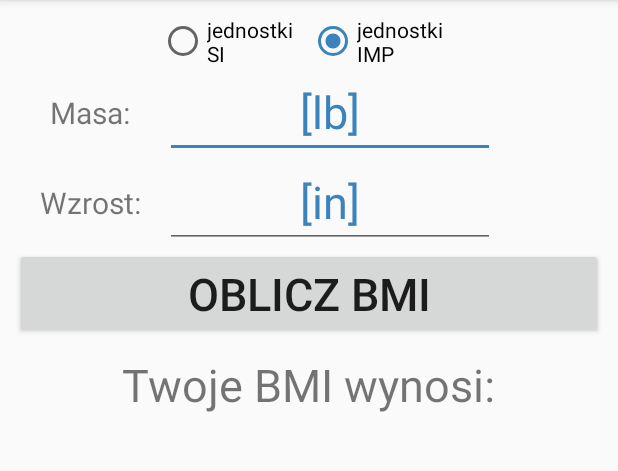
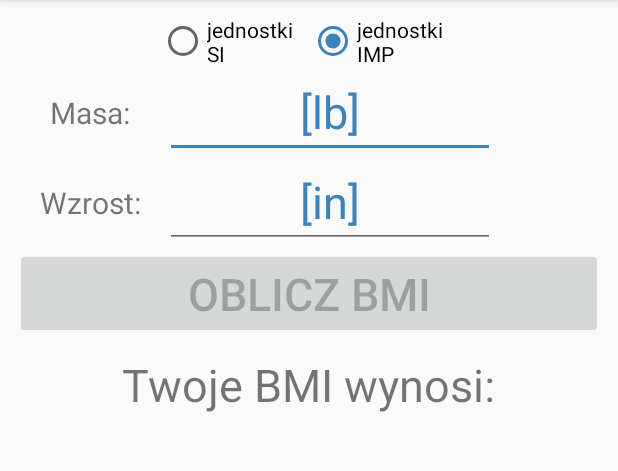
Before and after one commit to gchilczuk/Studies, an Android app: the screen it shows after launch (MainActivity), in the options menu, after a tap on "Udostępnij", on a phone screen of 412 x 824 dp, the part 84-555 px from its top. Run offline under Robolectric (Android 15) with nearby library versions, the phone set to English and light mode, and no system bars; our stand-ins replace ButterKnife.

Commit message:
So close

```diff
--- a/Semestr_4/Systemy_Wbudowane_i_Mobilne/BMI_app/app/src/main/java/pl/edu/pwr/swim/chilczuk/bmi_app/MainActivity.java
+++ b/Semestr_4/Systemy_Wbudowane_i_Mobilne/BMI_app/app/src/main/java/pl/edu/pwr/swim/chilczuk/bmi_app/MainActivity.java
@@ -42,7 +42,7 @@ public class MainActivity extends AppCompatActivity {
     private String currentUnit;
     private Context context;
     private UnitChanger unitChanger = new UnitChanger();
-    private int tostVounter =0;
+//    private int tostVounter =0;
 
     @Override
     protected void onCreate(Bundle savedInstanceState) {
@@ -57,6 +57,8 @@ public class MainActivity extends AppCompatActivity {
             onRestore();
         } else {
             SImode();
+            radioButtonSI.setChecked(true);
+            submitBtn.setEnabled(false);
         }
     }
 
@@ -119,11 +121,13 @@ public class MainActivity extends AppCompatActivity {
         int id = item.getItemId();
 
         if (id == R.id.SHARE) {
-            String message = getString(R.string.share_text) + currentBMI;
-            Intent share = new Intent(Intent.ACTION_SEND);
-            share.setType("text/plain");
-            share.putExtra(Intent.EXTRA_TEXT, message);
-            startActivity(Intent.createChooser(share, "Share"));
+            if (getBMI() != 0f) {
+                String message = getString(R.string.share_text) + currentBMI;
+                Intent share = new Intent(Intent.ACTION_SEND);
+                share.setType("text/plain");
+                share.putExtra(Intent.EXTRA_TEXT, message);
+                startActivity(Intent.createChooser(share, "Share"));
+            }
         } else if (id == R.id.AUTH) {
             Intent intent = new Intent(this, AuthorActivity.class);
             startActivity(intent);
@@ -131,6 +135,7 @@ public class MainActivity extends AppCompatActivity {
             onSave();
         } else if (id == R.id.RESTORE) {
             onRestore();
+            resultTV.setText("");
             /*toaster("teraz pobiorę tekst");
             massET.getText();
             massET.setHint("");*/
@@ -191,6 +196,7 @@ public class MainActivity extends AppCompatActivity {
         unitChanger = new UnitChanger(a, b, c, d);
 
         setCurrentUnit(sharedPrefs.getString("unit", "None"));
+        chooseCalc();
         if (!currentUnit.equals("None")) {
             massET.setText(sharedPrefs.getString("mass", ""));
             heightETp.setText(sharedPrefs.getString("height", ""));
@@ -215,7 +221,7 @@ public class MainActivity extends AppCompatActivity {
         } catch (IllegalArgumentException e) {
             toaster(getString(R.string.ExcMassHeight));
         } catch (Exception e) {
-            toaster(getString(R.string.ExcOther) /*+ e.getMessage()*/);
+            toaster(getString(R.string.ExcOther) + e.getMessage());
             e.printStackTrace();
         }
 
@@ -280,9 +286,11 @@ public class MainActivity extends AppCompatActivity {
 
     private void setCurrentUnit(String mode) {
         if (mode.equals("SI")) {
-            radioButtonSI.performClick();
+            currentUnit = "SI";
+            radioButtonSI.setChecked(true);
         } else if (mode.equals("IMP")) {
-            radioButtonIMP.performClick();
+            currentUnit = "IMP";
+            radioButtonIMP.setChecked(true);
         }
     }
 
@@ -372,6 +380,8 @@ public class MainActivity extends AppCompatActivity {
             tmp = calc.countBMI(currentMass, currentHeight);
         } catch (IllegalArgumentException e) {
             isOK = false;
+        } catch (Exception e){
+            toaster("Current not ok "+e.getMessage());
         }
         return isOK;
     }
@@ -403,7 +413,8 @@ public class MainActivity extends AppCompatActivity {
                 calc = new BMIforLBIN();
                 break;
             default:
-                toaster(getString(R.string.ExcOther));
+
+                toaster(currentUnit+getString(R.string.ExcOther));
         }
     }
 
--- a/Semestr_4/Systemy_Wbudowane_i_Mobilne/BMI_app/app/src/main/res/layout-land/activity_main.xml
+++ b/Semestr_4/Systemy_Wbudowane_i_Mobilne/BMI_app/app/src/main/res/layout-land/activity_main.xml
@@ -48,7 +48,7 @@
         android:layout_below="@+id/RGmode"
         android:layout_toRightOf="@+id/massTV"
         android:gravity="center"
-        android:inputType="number"
+        android:inputType="numberDecimal"
         android:textColorHint="@color/hintColor"
 
         android:textSize="30sp" />
@@ -88,12 +88,13 @@
 
     <TextView
         android:id="@+id/result_headerTV"
-        android:layout_width="wrap_content"
+        android:layout_width="250dp"
         android:layout_height="wrap_content"
         android:layout_centerHorizontal="true"
         android:layout_marginBottom="10dp"
         android:layout_marginTop="10dp"
         android:layout_toRightOf="@+id/massET"
+        android:layout_alignParentRight="true"
         android:gravity="center"
         android:text="@string/result_header"
 
@@ -105,13 +106,13 @@
         android:layout_width="250dp"
         android:layout_height="wrap_content"
 
-        android:layout_alignParentEnd="true"
-        android:layout_alignParentRight="true"
-        android:layout_below="@+id/result_headerTV"
         android:layout_marginTop="18dp"
         android:gravity="center"
         android:textColorHint="@color/hintColor"
-        android:textSize="80sp" />
+        android:textSize="80sp"
+        android:layout_below="@+id/result_headerTV"
+        android:layout_toRightOf="@+id/massET"
+        android:layout_alignParentRight="true" />
 
 
 </RelativeLayout>
```
